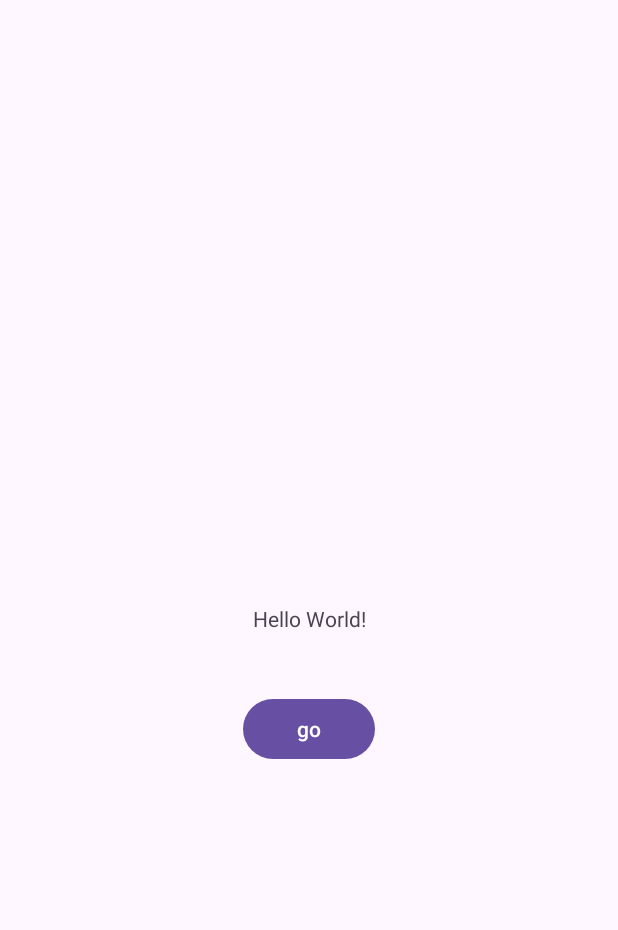
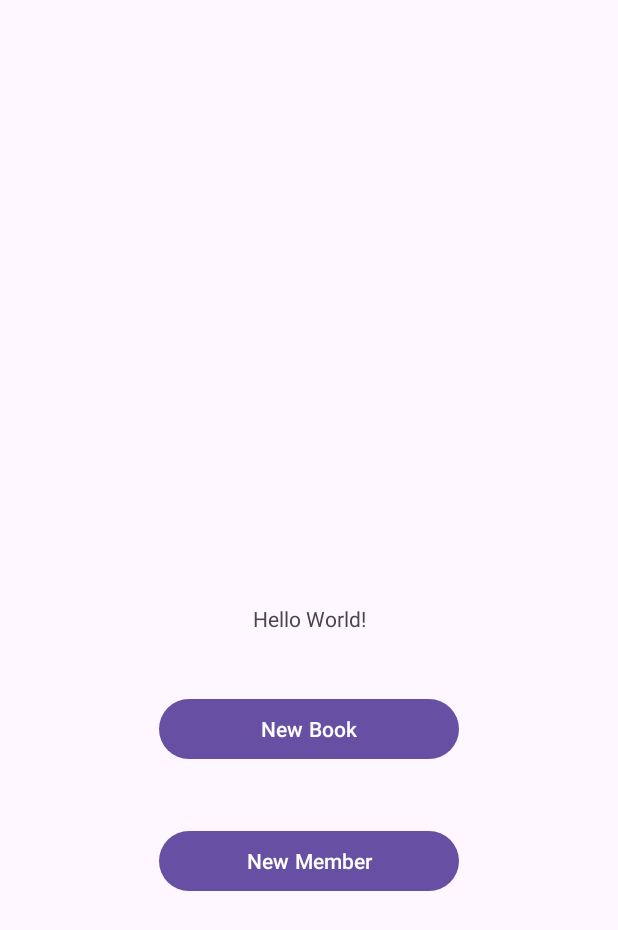
Before and after one commit to Talhakasikci/My-Little-Library, an Android app: the screen it shows after launch (MainActivity), on a phone screen of 412 x 824 dp. Shown: the top 930 px of the screen. Run offline under Robolectric (Android 15) with nearby library versions, the phone set to English and light mode, and no system bars.

Commit message:
add fragments

```diff
--- a/MyLittleLibrary/app/src/main/java/com/talhakasikci/mylittlelibrary/roomdb/MembersDao.kt
+++ b/MyLittleLibrary/app/src/main/java/com/talhakasikci/mylittlelibrary/roomdb/MembersDao.kt
@@ -13,8 +13,8 @@ interface MembersDao {
     fun getAll(): List<Members>
 
     @Insert
-    fun BookInsert(member: Members)
+    fun MemberInsert(member: Members)
 
     @Delete
-    fun BookDelete(member: Members)
+    fun MemberDelete(member: Members)
 }
--- a/MyLittleLibrary/app/src/main/java/com/talhakasikci/mylittlelibrary/view/MainActivity.kt
+++ b/MyLittleLibrary/app/src/main/java/com/talhakasikci/mylittlelibrary/view/MainActivity.kt
@@ -21,9 +21,5 @@ class MainActivity : AppCompatActivity() {
         }
     }
 
-    fun GoNext(view: View) {
-        val intent = Intent(this, AddBook::class.java)
-        startActivity(intent)
-    }
 
 }
--- /dev/null
+++ b/MyLittleLibrary/app/src/main/java/com/talhakasikci/mylittlelibrary/view/MainFragment.kt
@@ -0,0 +1,44 @@
+package com.talhakasikci.mylittlelibrary.view
+
+import android.os.Bundle
+import androidx.fragment.app.Fragment
+import android.view.LayoutInflater
+import android.view.View
+import android.view.ViewGroup
+import androidx.navigation.Navigation
+import com.talhakasikci.mylittlelibrary.R
+import com.talhakasikci.mylittlelibrary.databinding.FragmentMainBinding
+
+
+class MainFragment : Fragment() {
+    private lateinit var binding: FragmentMainBinding
+
+    override fun onCreate(savedInstanceState: Bundle?) {
+        super.onCreate(savedInstanceState)
+
+    }
+
+    override fun onCreateView(
+        inflater: LayoutInflater, container: ViewGroup?,
+        savedInstanceState: Bundle?
+    ): View? {
+        // Inflate the layout for this fragment
+        binding = FragmentMainBinding.inflate(inflater, container, false)
+        return binding.root
+    }
+
+    override fun onViewCreated(view: View, savedInstanceState: Bundle?) {
+        super.onViewCreated(view, savedInstanceState)
+
+        binding.GoToAddBook.setOnClickListener {
+            val action = MainFragmentDirections.actionMainFragmentToAddBookFragment()
+            Navigation.findNavController(it).navigate(action)
+        }
+
+        binding.GoToAddMember.setOnClickListener {
+            val action = MainFragmentDirections.actionMainFragmentToAddMemberFragment()
+            Navigation.findNavController(it).navigate(action)
+        }
+    }
+
+}
--- a/MyLittleLibrary/app/src/main/res/layout/activity_main.xml
+++ b/MyLittleLibrary/app/src/main/res/layout/activity_main.xml
@@ -7,25 +7,19 @@
     android:layout_height="match_parent"
     tools:context=".view.MainActivity">
 
-    <TextView
-        android:id="@+id/textView"
-        android:layout_width="wrap_content"
-        android:layout_height="wrap_content"
-        android:text="Hello World!"
+    <androidx.fragment.app.FragmentContainerView
+        android:id="@+id/fragmentContainerView"
+        android:name="androidx.navigation.fragment.NavHostFragment"
+        android:layout_width="409dp"
+        android:layout_height="657dp"
+        android:layout_marginStart="1dp"
+        android:layout_marginTop="1dp"
+        android:layout_marginEnd="1dp"
+        android:layout_marginBottom="1dp"
+        app:defaultNavHost="true"
         app:layout_constraintBottom_toBottomOf="parent"
         app:layout_constraintEnd_toEndOf="parent"
         app:layout_constraintStart_toStartOf="parent"
-        app:layout_constraintTop_toTopOf="parent" />
-
-    <Button
-        android:id="@+id/GoToSecond"
-        android:layout_width="wrap_content"
-        android:layout_height="wrap_content"
-        android:layout_marginTop="40dp"
-        android:onClick="GoNext"
-        android:text="go"
-        app:layout_constraintEnd_toEndOf="parent"
-        app:layout_constraintStart_toStartOf="parent"
-        app:layout_constraintTop_toBottomOf="@+id/textView" />
-
+        app:layout_constraintTop_toTopOf="parent"
+        app:navGraph="@navigation/navigation_graph" />
 </androidx.constraintlayout.widget.ConstraintLayout>
--- /dev/null
+++ b/MyLittleLibrary/app/src/main/res/layout/fragment_main.xml
@@ -0,0 +1,41 @@
+<?xml version="1.0" encoding="utf-8"?>
+<androidx.constraintlayout.widget.ConstraintLayout xmlns:android="http://schemas.android.com/apk/res/android"
+    xmlns:app="http://schemas.android.com/apk/res-auto"
+    xmlns:tools="http://schemas.android.com/tools"
+    android:id="@+id/main"
+    android:layout_width="match_parent"
+    android:layout_height="match_parent"
+    tools:context=".view.MainActivity">
+
+    <TextView
+        android:id="@+id/textView"
+        android:layout_width="wrap_content"
+        android:layout_height="wrap_content"
+        android:text="Hello World!"
+        app:layout_constraintBottom_toBottomOf="parent"
+        app:layout_constraintEnd_toEndOf="parent"
+        app:layout_constraintStart_toStartOf="parent"
+        app:layout_constraintTop_toTopOf="parent" />
+
+    <Button
+        android:id="@+id/GoToAddBook"
+        android:layout_width="200dp"
+        android:layout_height="wrap_content"
+        android:layout_marginTop="40dp"
+        android:onClick="GoNext"
+        android:text="New Book"
+        app:layout_constraintEnd_toEndOf="parent"
+        app:layout_constraintStart_toStartOf="parent"
+        app:layout_constraintTop_toBottomOf="@+id/textView" />
+    <Button
+        android:id="@+id/GoToAddMember"
+        android:layout_width="200dp"
+        android:layout_height="wrap_content"
+        android:layout_marginTop="40dp"
+        android:onClick="NewMember"
+        android:text="New Member"
+        app:layout_constraintEnd_toEndOf="parent"
+        app:layout_constraintStart_toStartOf="parent"
+        app:layout_constraintTop_toBottomOf="@+id/GoToAddBook" />
+
+</androidx.constraintlayout.widget.ConstraintLayout>
--- /dev/null
+++ b/MyLittleLibrary/app/src/main/res/layout/fragment_members.xml
@@ -0,0 +1,6 @@
+<?xml version="1.0" encoding="utf-8"?>
+<FrameLayout xmlns:android="http://schemas.android.com/apk/res/android"
+    xmlns:tools="http://schemas.android.com/tools"
+    android:layout_width="match_parent"
+    android:layout_height="match_parent"
+    tools:context=".view.MembersFragment"/>
--- /dev/null
+++ b/MyLittleLibrary/app/src/main/res/navigation/navigation_graph.xml
@@ -0,0 +1,37 @@
+<?xml version="1.0" encoding="utf-8"?>
+<navigation xmlns:android="http://schemas.android.com/apk/res/android"
+    xmlns:app="http://schemas.android.com/apk/res-auto"
+    xmlns:tools="http://schemas.android.com/tools"
+    android:id="@+id/navigation_graph"
+    app:startDestination="@id/mainFragment">
+
+    <fragment
+        android:id="@+id/mainFragment"
+        android:name="com.talhakasikci.mylittlelibrary.view.MainFragment"
+        android:label="MainFragment" >
+        <action
+            android:id="@+id/action_mainFragment_to_membersFragment"
+            app:destination="@id/membersFragment" />
+        <action
+            android:id="@+id/action_mainFragment_to_addBookFragment"
+            app:destination="@id/addBookFragment" />
+        <action
+            android:id="@+id/action_mainFragment_to_addMemberFragment"
+            app:destination="@id/addMemberFragment" />
+    </fragment>
+    <fragment
+        android:id="@+id/membersFragment"
+        android:name="com.talhakasikci.mylittlelibrary.view.MembersFragment"
+        android:label="fragment_members"
+        tools:layout="@layout/fragment_members" />
+    <fragment
+        android:id="@+id/addBookFragment"
+        android:name="com.talhakasikci.mylittlelibrary.view.AddBookFragment"
+        android:label="fragment_add_book"
+        tools:layout="@layout/fragment_add_book" />
+    <fragment
+        android:id="@+id/addMemberFragment"
+        android:name="com.talhakasikci.mylittlelibrary.view.AddMemberFragment"
+        android:label="fragment_add_member"
+        tools:layout="@layout/fragment_add_member" />
+</navigation>
--- a/MyLittleLibrary/app/src/main/res/values/strings.xml
+++ b/MyLittleLibrary/app/src/main/res/values/strings.xml
@@ -1,3 +1,5 @@
 <resources>
     <string name="app_name">MyLittleLibrary</string>
+    <!-- TODO: Remove or change this placeholder text -->
+    <string name="hello_blank_fragment">Hello blank fragment</string>
 </resources>
```
Also changed, not shown: MyLittleLibrary/app/build.gradle.kts (+18 -0 lines), MyLittleLibrary/app/src/main/java/com/talhakasikci/mylittlelibrary/view/AddBookFragment.kt (added, +105 -0 lines), MyLittleLibrary/app/src/main/java/com/talhakasikci/mylittlelibrary/view/AddMemberFragment.kt (added, +69 -0 lines), MyLittleLibrary/app/src/main/java/com/talhakasikci/mylittlelibrary/view/MembersFragment.kt (added, +22 -0 lines), MyLittleLibrary/app/src/main/res/layout/fragment_add_book.xml (added, +100 -0 lines), MyLittleLibrary/app/src/main/res/layout/fragment_add_member.xml (added, +61 -0 lines), MyLittleLibrary/build.gradle.kts (+11 -0 lines).
